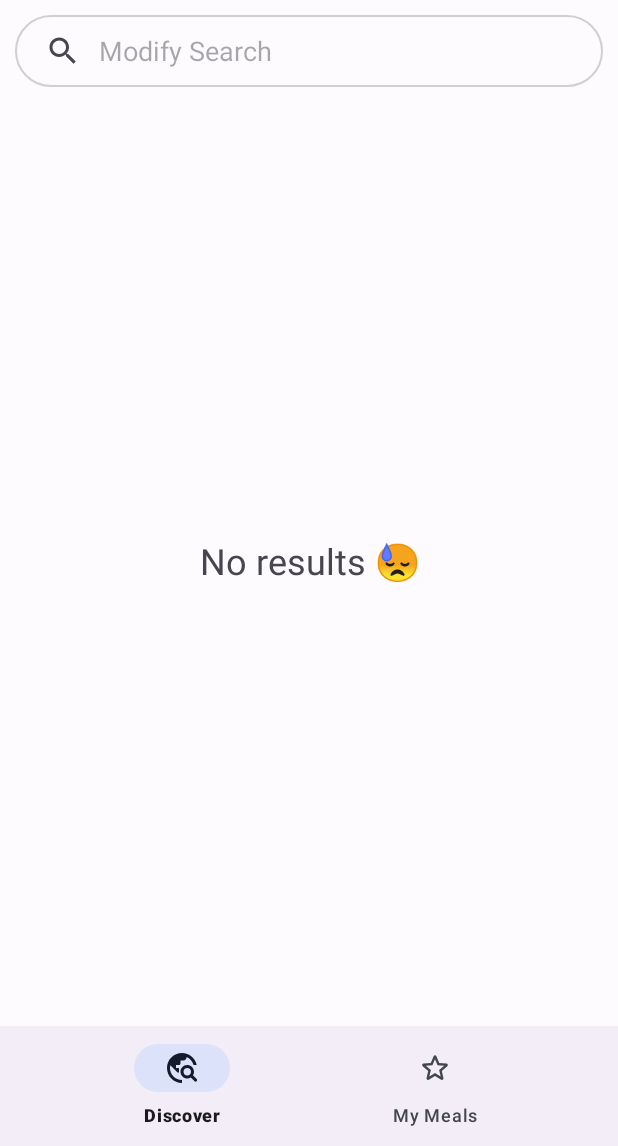
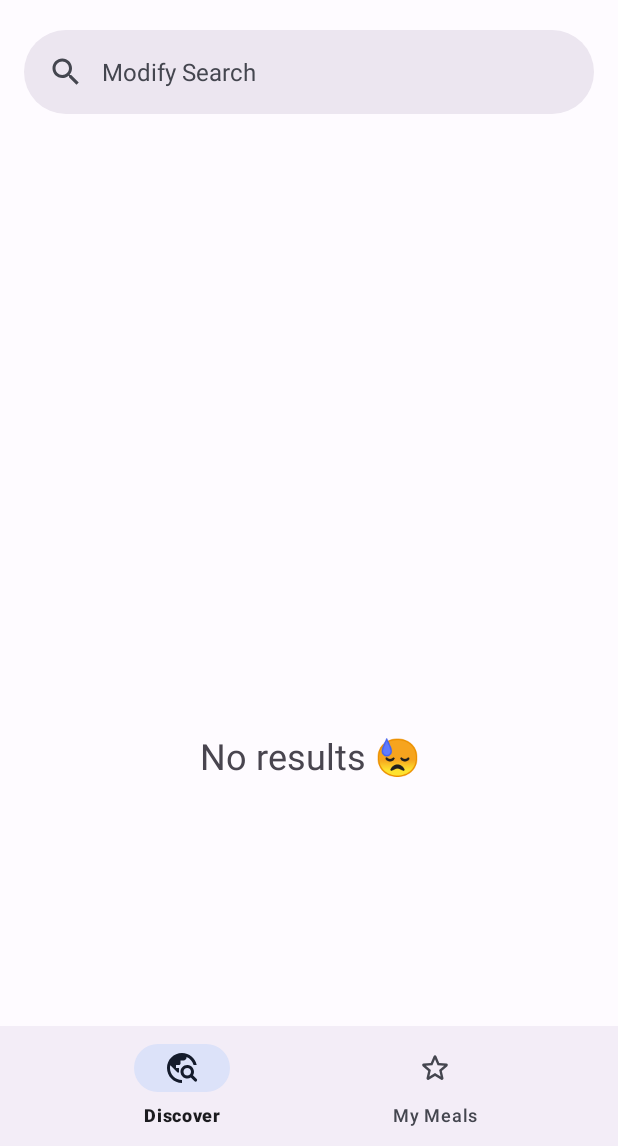
Before and after one commit to Anthony17serrato/Meal_Pal, an Android app: the screen it shows after launch (MainActivity), on a phone screen of 412 x 824 dp, the part 90-1236 px from its top. Run offline under Robolectric (Android 15) with nearby library versions, the phone set to English and light mode, and no system bars; our stand-ins replace Dagger/Hilt's generated code, Room's generated code, Timber, navigation-ui, paging; pictures from the network do not load; Roboto replaces fonts that are not available here; 1 statement that could not run was skipped.

Commit message:
Search bar with scroll behaviours

```diff
--- a/app/build.gradle
+++ b/app/build.gradle
@@ -88,7 +88,7 @@ dependencies {
     implementation 'androidx.appcompat:appcompat:1.5.0'
     implementation "androidx.browser:browser:1.4.0"
     implementation 'androidx.constraintlayout:constraintlayout:2.1.4'
-    implementation 'com.google.android.material:material:1.8.0-alpha02'
+    implementation 'com.google.android.material:material:1.8.0-alpha03'
     implementation 'com.crystal:crystalrangeseekbar:1.1.3'
     implementation 'com.github.bumptech.glide:glide:4.11.0'
     kapt 'com.github.bumptech.glide:compiler:4.11.0'
--- a/app/src/main/java/edu/fullerton/ecs/cpsc411/mealpal/ui/main/MainActivity.kt
+++ b/app/src/main/java/edu/fullerton/ecs/cpsc411/mealpal/ui/main/MainActivity.kt
@@ -51,8 +51,7 @@ class MainActivity : AppCompatActivity() {
             }
         }
 
-        binding.searchParams.inputType = InputType.TYPE_NULL
-        binding.searchArea.setOnClickListener {
+        binding.searchBar.setOnClickListener {
             val newFragment: BottomSheetDialogFragment= SearchRecipeDialogFragment()
 
             val ft =
--- a/app/src/main/res/layout/activity_main.xml
+++ b/app/src/main/res/layout/activity_main.xml
@@ -1,97 +1,60 @@
 <?xml version="1.0" encoding="utf-8"?>
-<androidx.constraintlayout.widget.ConstraintLayout xmlns:android="http://schemas.android.com/apk/res/android"
+<androidx.coordinatorlayout.widget.CoordinatorLayout xmlns:android="http://schemas.android.com/apk/res/android"
     xmlns:app="http://schemas.android.com/apk/res-auto"
     xmlns:tools="http://schemas.android.com/tools"
     android:layout_width="match_parent"
     android:layout_height="match_parent"
     tools:context=".ui.main.MainActivity">
-
     <androidx.fragment.app.FragmentContainerView
         android:id="@+id/nav_host_fragment"
         android:name="androidx.navigation.fragment.NavHostFragment"
-        android:layout_width="0dp"
-        android:layout_height="0dp"
+        android:layout_width="match_parent"
+        android:layout_height="match_parent"
         app:defaultNavHost="true"
         app:layout_constraintBottom_toTopOf="@+id/bottom_navigation"
         app:layout_constraintEnd_toEndOf="parent"
         app:layout_constraintStart_toStartOf="parent"
         app:layout_constraintTop_toBottomOf="@+id/frameLayout2"
+        app:layout_behavior="@string/appbar_scrolling_view_behavior"
         app:navGraph="@navigation/nav_graph" />
+
+    <com.google.android.material.appbar.AppBarLayout
+        android:id="@+id/appBarLayout"
+        android:layout_width="match_parent"
+        android:layout_height="wrap_content">
+
+        <com.google.android.material.appbar.MaterialToolbar
+            android:id="@+id/home_toolbar"
+            android:layout_width="match_parent"
+            android:layout_height="?attr/actionBarSize"
+            app:layout_scrollFlags="scroll|enterAlways"
+            app:menu="@menu/main_menu"
+            app:navigationIcon="@drawable/ic_logo_mp"
+            app:title="@string/app_name">
+
+        </com.google.android.material.appbar.MaterialToolbar>
+
+        <com.google.android.material.search.SearchBar
+            android:id="@+id/search_bar"
+            android:layout_width="match_parent"
+            android:layout_height="wrap_content"
+            android:background="?attr/colorSurface"
+            android:hint="@string/modify_search" />
+    </com.google.android.material.appbar.AppBarLayout>
 
     <com.google.android.material.bottomnavigation.BottomNavigationView
         android:id="@+id/bottom_navigation"
         android:layout_width="match_parent"
         android:layout_height="wrap_content"
-        app:layout_constraintBottom_toBottomOf="parent"
-        app:layout_constraintEnd_toEndOf="parent"
-        app:layout_constraintStart_toStartOf="parent"
+        app:layout_anchor="@id/nav_host_fragment"
+        app:layout_anchorGravity="bottom"
+        app:layout_behavior="com.google.android.material.behavior.HideBottomViewOnScrollBehavior"
         app:menu="@menu/bottom_navigation_menu" />
-
-    <com.google.android.material.appbar.AppBarLayout
-        android:id="@+id/appBarLayout"
-        android:layout_width="match_parent"
-        android:layout_height="wrap_content"
-        app:layout_constraintEnd_toEndOf="parent"
-        app:layout_constraintStart_toStartOf="parent"
-        app:layout_constraintTop_toTopOf="parent">
-
-        <com.google.android.material.appbar.MaterialToolbar
-            android:id="@+id/home_toolbar"
-            android:layout_width="match_parent"
-            android:layout_height="?attr/actionBarSize"
-            app:title="@string/app_name"
-            app:menu="@menu/main_menu"
-            app:navigationIcon="@drawable/ic_logo_mp">
-
-        </com.google.android.material.appbar.MaterialToolbar>
-
-
-    </com.google.android.material.appbar.AppBarLayout>
-
-    <FrameLayout
-        android:id="@+id/frameLayout2"
-        android:layout_width="match_parent"
-        android:layout_height="wrap_content"
-        android:orientation="vertical"
-        app:layout_constraintEnd_toEndOf="parent"
-        app:layout_constraintStart_toStartOf="parent"
-        app:layout_constraintTop_toBottomOf="@+id/appBarLayout">
-
-        <SearchView
-            android:id="@+id/searchParams"
-            style="@android:style/Widget.Material.SearchView"
-            android:layout_width="match_parent"
-            android:layout_height="wrap_content"
-            android:layout_gravity="center"
-            android:layout_marginLeft="10dp"
-            android:layout_marginRight="10dp"
-            android:background="@drawable/search_outline"
-            android:iconifiedByDefault="false"
-            android:queryBackground="@android:color/transparent"
-            android:queryHint="Modify Search" />
-
-        <View
-            android:id="@+id/searchArea"
-            android:layout_width="match_parent"
-            android:layout_height="60dp"
-            android:clickable="true"
-            android:contentDescription="@string/modify_search"
-            android:focusable="true">
-
-        </View>
-
-    </FrameLayout>
-
     <FrameLayout
         android:id="@+id/dialog"
         style="@style/Theme.MaterialComponents.Light.BottomSheetDialog"
         android:layout_width="match_parent"
         android:layout_height="0dp"
-        app:layout_behavior="com.google.android.material.bottomsheet.BottomSheetBehavior"
-        app:layout_constraintBottom_toBottomOf="parent"
-        app:layout_constraintEnd_toEndOf="parent"
-        app:layout_constraintStart_toStartOf="parent">
+        app:layout_behavior="com.google.android.material.bottomsheet.BottomSheetBehavior" />
 
-    </FrameLayout>
-
-</androidx.constraintlayout.widget.ConstraintLayout>
+</androidx.coordinatorlayout.widget.CoordinatorLayout>
--- a/app/src/main/res/values/colors.xml
+++ b/app/src/main/res/values/colors.xml
@@ -70,5 +70,5 @@
     <color name="md_theme_dark_outlineVariant">#44464F</color>
     <color name="md_theme_dark_scrim">#000000</color>
     <color name="dark_nav_bar">#272931</color>
-    <color name="light_nav_bar">#88D9E2FF</color>
+    <color name="light_nav_bar">#ECEDF9</color>
 </resources>
--- a/app/src/main/res/values/strings.xml
+++ b/app/src/main/res/values/strings.xml
@@ -30,4 +30,5 @@
     <string name="settings">Settings</string>
     <string name="discover_label">Discover</string>
     <string name="my_meals_label">My Meals</string>
+    <string name="search_icon">Search Icon</string>
 </resources>
```
